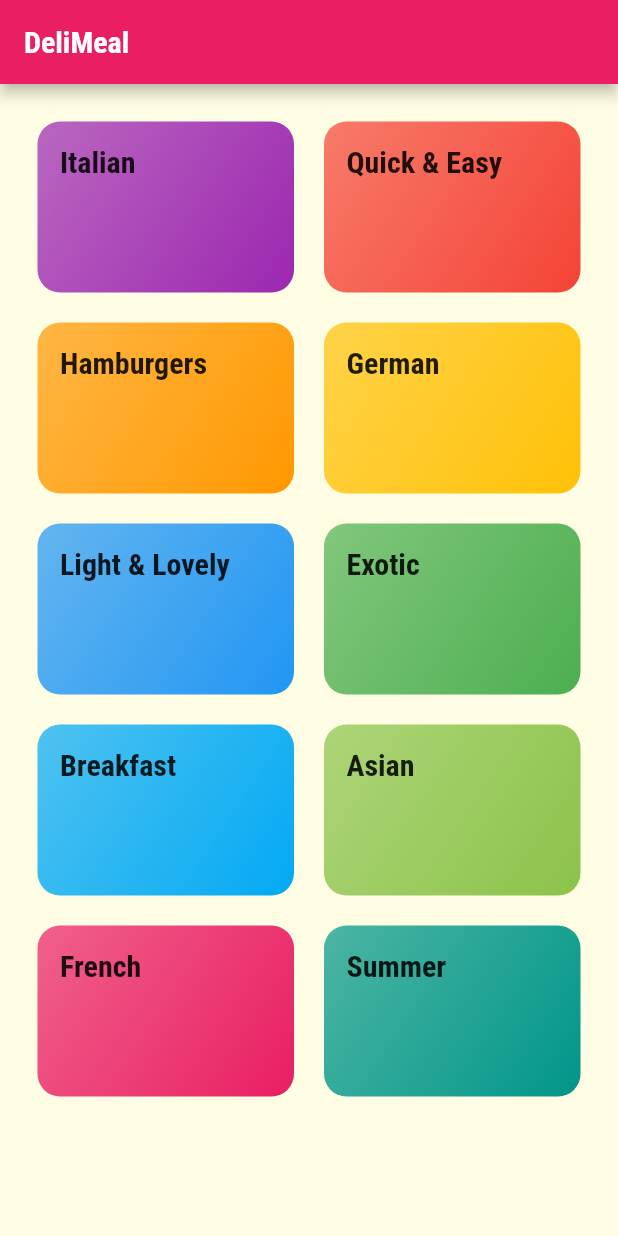
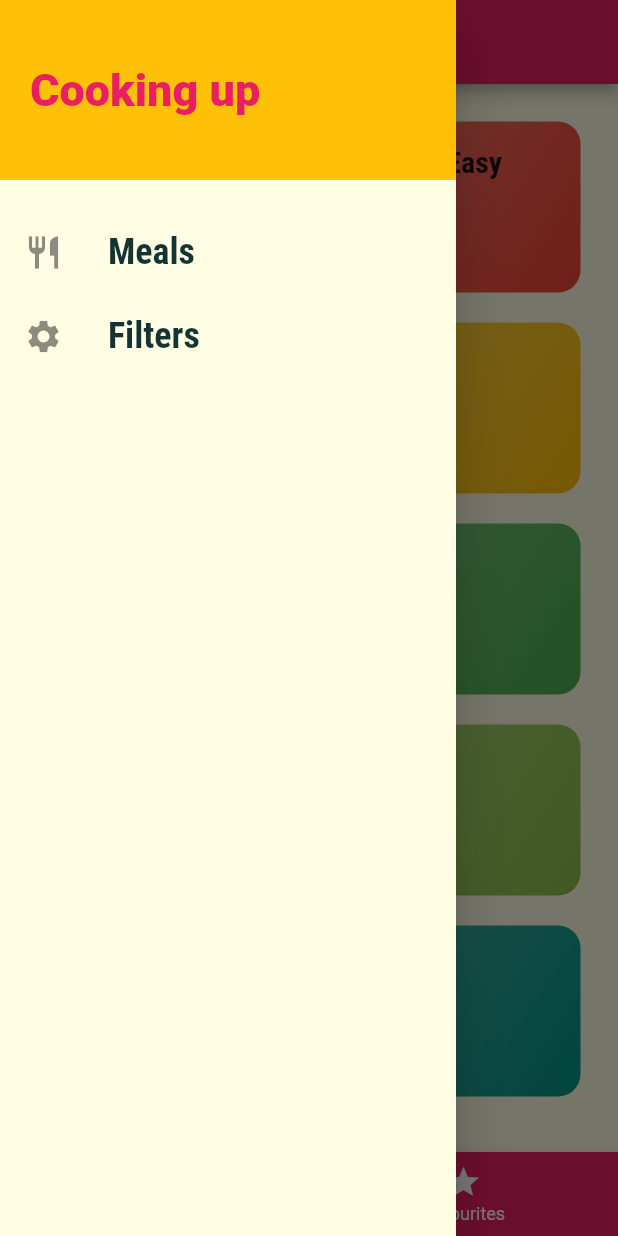
Before and after one commit to Fadikossentini/Meals, a Flutter app: the screen it shows after launch, with the side drawer open (before the commit the screen has no drawer), on a phone screen of 412 x 824 dp. Run offline on Flutter 3.47's test engine with Material 2 defaults, Android fonts, the phone set to English and light mode, and no system bars.

Commit message:
adding a custom drawer

```diff
--- a/melas/lib/main.dart
+++ b/melas/lib/main.dart
@@ -2,6 +2,7 @@ import 'package:flutter/material.dart';
 import 'package:melas/screens/categories_screen.dart';
 import 'package:melas/screens/category_meals_screen.dart';
 import 'package:melas/screens/meal_detail_screeb.dart';
+import 'package:melas/screens/tabs_screen.dart';
 
 void main() => runApp(MyApp());
 
@@ -42,9 +43,18 @@ class MyApp extends StatelessWidget {
       // home: CategoriesScreen(),
       initialRoute: '/',
       routes: {
-        '/': (ctx) => CategoriesScreen(),
+        '/': (ctx) => TabsScreen(),
         CategoryMealsScreen.routeName: (ctx) => CategoryMealsScreen(),
         MealDetailScreen.routeName: (ctx) => MealDetailScreen(),
+      },
+      onGenerateRoute: (settings) {
+        print(settings.arguments);
+        // return MaterialPageRoute(
+        //   builder: (ctx) => CategoriesScreen(),
+        // );
+      },
+      onUnknownRoute: (settings) {
+        return MaterialPageRoute(builder: ((ctx) => CategoriesScreen()));
       },
     );
   }
--- a/melas/lib/screens/categories_screen.dart
+++ b/melas/lib/screens/categories_screen.dart
@@ -5,11 +5,7 @@ import '../widgets/category_item.dart';
 class CategoriesScreen extends StatelessWidget {
   @override
   Widget build(BuildContext context) {
-    return Scaffold(
-      appBar: AppBar(
-        title: const Text('DeliMeal'),
-      ),
-      body: GridView(
+    return GridView(
       padding: const EdgeInsets.all(25),
       children: DUMMY_CATEGORIES
           .map((catData) => CategoryItem(
@@ -24,7 +20,6 @@ class CategoriesScreen extends StatelessWidget {
         crossAxisSpacing: 20,
         mainAxisSpacing: 20,
       ),
-      ),
     );
   }
 }
--- /dev/null
+++ b/melas/lib/screens/tabs_screen.dart
@@ -0,0 +1,58 @@
+import 'package:flutter/material.dart';
+import 'package:melas/widgets/main_drawer.dart';
+import './categories_screen.dart';
+import './favorites_screen.dart';
+
+class TabsScreen extends StatefulWidget {
+  const TabsScreen({Key? key}) : super(key: key);
+
+  @override
+  State<TabsScreen> createState() => _TabsScreenState();
+}
+
+class _TabsScreenState extends State<TabsScreen> {
+  final List<Map<String, dynamic>> pages = [
+    {
+      'page': CategoriesScreen(),
+      'title': 'Categories',
+    },
+    {
+      'page': FavoritesScreen(),
+      'title': 'Your Favourites',
+    }
+  ];
+  int _selectedPageIndex = 0;
+  void _selectPage(int index) {
+    setState(() {
+      _selectedPageIndex = index;
+    });
+  }
+
+  @override
+  Widget build(BuildContext context) {
+    return Scaffold(
+      appBar: AppBar(
+        title: Text(pages[_selectedPageIndex]['title']),
+      ),
+      drawer: MainDrawer(),
+      body: pages[_selectedPageIndex]['page'],
+      bottomNavigationBar: BottomNavigationBar(
+        onTap: _selectPage,
+        backgroundColor: Theme.of(context).primaryColor,
+        unselectedItemColor: Colors.white,
+        selectedItemColor: Theme.of(context).accentColor,
+        currentIndex: _selectedPageIndex,
+        items: const [
+          BottomNavigationBarItem(
+            icon: Icon(Icons.category),
+            label: "Categories",
+          ),
+          BottomNavigationBarItem(
+            icon: Icon(Icons.star),
+            label: "Favourites",
+          ),
+        ],
+      ),
+    );
+  }
+}
--- /dev/null
+++ b/melas/lib/widgets/main_drawer.dart
@@ -0,0 +1,59 @@
+import 'package:flutter/material.dart';
+
+class MainDrawer extends StatelessWidget {
+  Widget buildListTile(String title, IconData icon) {
+    return ListTile(
+      leading: Icon(
+        icon,
+        size: 26,
+      ),
+      title: Text(
+        title,
+        style: TextStyle(
+          fontFamily: "RobotoCondensed",
+          fontSize: 24,
+          fontWeight: FontWeight.w700,
+        ),
+      ),
+      onTap: () {},
+    );
+  }
+
+  const MainDrawer({Key? key}) : super(key: key);
+
+  @override
+  Widget build(BuildContext context) {
+    return Drawer(
+      child: Column(
+        children: [
+          Container(
+            height: 120,
+            width: double.infinity,
+            padding: EdgeInsets.all(20),
+            alignment: Alignment.centerLeft,
+            color: Theme.of(context).accentColor,
+            child: Text(
+              'Cooking up',
+              style: TextStyle(
+                fontWeight: FontWeight.w900,
+                fontSize: 30,
+                color: Theme.of(context).primaryColor,
+              ),
+            ),
+          ),
+          SizedBox(
+            height: 20,
+          ),
+          buildListTile(
+            "Meals",
+            Icons.restaurant,
+          ),
+          buildListTile(
+            "Filters",
+            Icons.settings,
+          ),
+        ],
+      ),
+    );
+  }
+}
```
Also changed, not shown: melas/lib/screens/favorites_screen.dart (added, +12 -0 lines), melas/lib/screens/meal_detail_screeb.dart (+78 -3 lines). Lines whose indentation alone changed are shown as unchanged.
